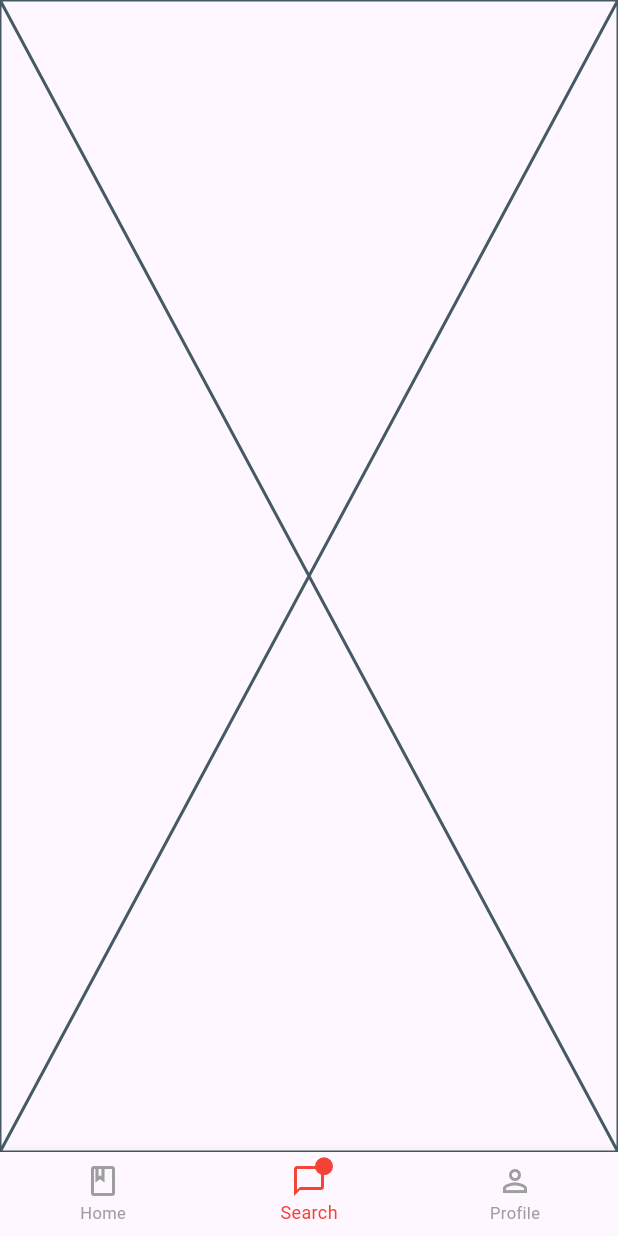
After one commit to ngominhtrungit/flutter_link_nav, a Flutter app: the TabScreen screen opened by its route, item 2 of the bottom bar chosen, on a phone screen of 412 x 824 dp. The commit adds this screen. Run offline on Flutter 3.47's test engine with Material 3 defaults, Android fonts, the phone set to English and light mode, and no system bars; our stand-ins replace app_links; statements that could not run were skipped.

Commit message:
feat: add example tab multiple screen

```diff
--- a/example/lib/app_routes.dart
+++ b/example/lib/app_routes.dart
@@ -1,20 +1,24 @@
+import 'package:example/case_multiple_tab_screen/tab_screen.dart';
 import 'package:flutter/material.dart';
 import 'package:flutter_link_nav/flutter_link_nav.dart';
 
-import 'detail_screen.dart';
-import 'main.dart';
-import 'main_screen.dart';
+import 'case_normal/detail_screen.dart';
+import 'case_normal/main.dart';
+import 'case_normal/main_screen.dart';
 
 class ExampleAppRoutes extends AppRoutes {
   static const String mainScreen = MainScreen.routeName;
   static const String detailScreen = DetailScreen.routeName;
+
+  static const String tabScreen = TabScreen.routeName;
+  static const String another = AnotherScreen.routeName;
 
   @override
   Map<String, RouteConfig> get routes => {
     mainScreen: RouteConfig(
       widgetRegister: (queryParams) => const MainScreen(),
     ),
-    detailScreen: RouteConfig(
+    '$mainScreen/$detailScreen': RouteConfig(
       widgetRegister: (queryParams) => const DetailScreen(),
     ),
     'sheet': RouteConfig(
@@ -34,5 +38,15 @@ class ExampleAppRoutes extends AppRoutes {
         );
       },
     ),
+    tabScreen: RouteConfig(
+      widgetRegister: (queryParams) =>
+          TabScreen(route: queryParams != null ? queryParams['tab'] : null),
+    ),
+    another: RouteConfig(
+      widgetRegister: (queryParams) => const AnotherScreen(),
+    ),
   };
+
+  @override
+  Set<String>? get tabBasedRoutes => {tabScreen};
 }
--- /dev/null
+++ b/example/lib/case_multiple_tab_screen/tab_screen.dart
@@ -0,0 +1,222 @@
+import 'package:flutter/material.dart';
+import 'package:flutter_link_nav/flutter_link_nav.dart';
+import '../app_routes.dart';
+import '../case_normal/main.dart';
+
+void main() {
+  ExampleAppRoutes().registerRoutes();
+  runApp(const MyApp());
+}
+
+class MyApp extends StatelessWidget {
+  const MyApp({super.key});
+
+  @override
+  Widget build(BuildContext context) {
+    return MaterialApp(
+      navigatorKey: globalNavigatorKey,
+      initialRoute: ExampleAppRoutes.tabScreen,
+      onGenerateRoute: AppRoutes.generateRoute,
+    );
+  }
+}
+
+class TabScreen extends StatefulWidget {
+  static const String routeName = 'main';
+
+  const TabScreen({super.key, this.route});
+
+  final String? route;
+
+  @override
+  State<TabScreen> createState() => _TabScreenState();
+}
+
+class _TabScreenState extends State<TabScreen> {
+  int _selectedIndexBottomNav = 0;
+  List<BottomNavItemData>? _bottomNavItems;
+
+  final List<Widget> _pages = [
+    Center(child: Text('home page')),
+    SearchPage(),
+    ProfileScreen(),
+  ];
+
+  // Make this method public so extension can access it
+  int getTabIndexBottomNavFromRoute(String? tabRoute) {
+    const routeMap = {SearchPage.routeName: 1, ProfileScreen.routeName: 2};
+    return routeMap[tabRoute] ?? 0;
+  }
+
+  // Make getter public so extension can access current tab index
+  int get selectedIndexBottomNav => _selectedIndexBottomNav;
+
+  // Make setter public so extension can update tab index
+  void updateTabIndex(int newIndex) {
+    setState(() {
+      _selectedIndexBottomNav = newIndex;
+    });
+  }
+
+  @override
+  void initState() {
+    super.initState();
+
+    _selectedIndexBottomNav = getTabIndexBottomNavFromRoute(widget.route);
+    DeepLinkHandler().init(
+      context,
+      customHandler: (context, uri) => context.handleNavigationOnTab(
+        uri,
+        config: TabNavigationConfig(
+          getTabIndex: getTabIndexBottomNavFromRoute,
+          currentTabIndex: _selectedIndexBottomNav,
+          updateTabIndex: (newIndex) {
+            setState(() {
+              _selectedIndexBottomNav = newIndex;
+            });
+          },
+        ),
+      ),
+    );
+
+    _bottomNavItems = <BottomNavItemData>[
+      BottomNavItemData(icon: Icons.book_outlined, label: 'Home'),
+      BottomNavItemData(
+        icon: Icons.chat_bubble_outline,
+        label: 'Search',
+        hasNotification: true,
+      ),
+      BottomNavItemData(icon: Icons.person_outline, label: 'Profile'),
+    ];
+  }
+
+  @override
+  Widget build(BuildContext context) {
+    return Scaffold(
+      body: IndexedStack(index: _selectedIndexBottomNav, children: _pages),
+      bottomNavigationBar: _buildBottomNavigationBar(),
+    );
+  }
+
+  Widget _buildBottomNavigationBar() {
+    return BottomNavigationBar(
+      currentIndex: _selectedIndexBottomNav,
+      onTap: (int index) {
+        setState(() {
+          _selectedIndexBottomNav = index;
+        });
+      },
+      type: BottomNavigationBarType.fixed,
+      selectedItemColor: Colors.red,
+      unselectedItemColor: Colors.grey,
+      selectedLabelStyle: const TextStyle(fontSize: 12.0),
+      unselectedLabelStyle: const TextStyle(fontSize: 11.0),
+      items:
+          _bottomNavItems?.map<BottomNavigationBarItem>((
+            BottomNavItemData item,
+          ) {
+            return BottomNavigationBarItem(
+              icon: Stack(
+                clipBehavior: Clip.none,
+                children: <Widget>[
+                  Icon(item.icon),
+                  if (item.hasNotification)
+                    Positioned(
+                      right: -4,
+                      top: -4,
+                      child: Container(
+                        padding: const EdgeInsets.all(2),
+                        decoration: BoxDecoration(
+                          color: Colors.red,
+                          borderRadius: BorderRadius.circular(6),
+                        ),
+                        constraints: const BoxConstraints(
+                          minWidth: 12,
+                          minHeight: 12,
+                        ),
+                        child: const SizedBox.shrink(),
+                      ),
+                    ),
+                ],
+              ),
+              label: item.label,
+            );
+          }).toList() ??
+          [],
+    );
+  }
+}
+
+class BottomNavItemData {
+  final IconData icon;
+  final String label;
+  final bool hasNotification;
+
+  BottomNavItemData({
+    required this.icon,
+    required this.label,
+    this.hasNotification = false,
+  });
+}
+
+class SearchPage extends StatelessWidget {
+  static const String routeName = 'search';
+
+  const SearchPage({super.key});
+
+  @override
+  Widget build(BuildContext context) {
+    return const Placeholder();
+  }
+}
+
+class ProfileScreen extends StatelessWidget {
+  static const String routeName = 'profile';
+
+  const ProfileScreen({super.key});
+
+  @override
+  Widget build(BuildContext context) {
+    return Center(child: Text('Profile screen'));
+  }
+}
+
+class AnotherScreen extends StatelessWidget {
+  static const String routeName = 'another';
+  const AnotherScreen({super.key});
+
+  @override
+  Widget build(BuildContext context) {
+    return Scaffold(
+      appBar: AppBar(title: const Text('Another Screen')),
+      body: Center(
+        child: Column(
+          mainAxisAlignment: MainAxisAlignment.center,
+          children: [
+            const Text(
+              'This is another screen.',
+              style: TextStyle(fontSize: 24),
+            ),
+            const SizedBox(height: 20),
+            ElevatedButton(
+              onPressed: () {
+                Navigator.pushNamed(context, ExampleAppRoutes.detailScreen);
+              },
+              child: const Text('Go to Detail Screen'),
+            ),
+            ElevatedButton(
+              onPressed: () {
+                AppRoutes.executeRouteAction(
+                  'sheet',
+                  arguments: {'label': 'Action executed from button'},
+                );
+                // Navigator.pushNamed(context, 'sheet', arguments:{'label': 'Action executed from button'}  );
+              },
+              child: const Text('Show Sheet (Action)'),
+            ),
+          ],
+        ),
+      ),
+    );
+  }
+}
--- a/example/lib/main.dart
+++ b/example/lib/case_normal/main.dart
@@ -1,6 +1,6 @@
 import 'package:flutter/material.dart';
 import 'package:flutter_link_nav/flutter_link_nav.dart';
-import 'app_routes.dart';
+import '../app_routes.dart';
 
 final globalNavigatorKey = GlobalObjectKey<NavigatorState>('nav');
 void main() {
--- a/lib/src/route/app_routes.dart
+++ b/lib/src/route/app_routes.dart
@@ -2,12 +2,43 @@ import 'package:flutter/material.dart';
 import 'route_registry.dart';
 
 abstract class AppRoutes {
+  // Global instance to store the current AppRoutes implementation
+  static AppRoutes? _instance;
+
+  // Getter to access the global instance
+  static AppRoutes? get instance => _instance;
+
+  // Method to set the global instance
+  static void setInstance(AppRoutes appRoutes) {
+    _instance = appRoutes;
+  }
+
   ///
   /// This place contains all the routes used in the application.
   ///
   Map<String, RouteConfig> get routes;
 
+  ///
+  /// This set contains routes that are based on tab navigation.
+  /// example: main screen contains 3 tabs screen: home, search, profile
+  ///
+  /// mapping with each tab screen <=> tab route
+  /// Case 1: example.vn://main?tab=search → Navigate to search tab
+  /// Case 2: example.vn://main?tab=profile → Navigate to profile tab
+  /// Case 3: example.vn://main → Reset to index 0
+  ///
+  Set<String>? get tabBasedRoutes;
+
+  bool isTabBasedRoute(String? route) {
+    return route != null &&
+        tabBasedRoutes != null &&
+        (tabBasedRoutes?.contains(route) ?? false);
+  }
+
   void registerRoutes() {
+    // Set this instance as the global instance when registering routes
+    AppRoutes.setInstance(this);
+
     routes.forEach((routeName, config) {
       RouteRegistry.registerRoute(
         routeName,
--- a/lib/src/utils/uri_ext.dart
+++ b/lib/src/utils/uri_ext.dart
@@ -21,7 +21,7 @@ extension UriParser on Uri {
       path = '';
     }
 
-    Map<String, String> queryParams = queryParameters;
+    final Map<String, String> queryParams = queryParameters;
 
     return (deeplink: path, parameters: queryParams);
   }
--- a/lib/src/utils/utils.dart
+++ b/lib/src/utils/utils.dart
@@ -1 +1,2 @@
+export 'navigation_extension.dart';
 export 'uri_ext.dart';
--- a/pubspec.yaml
+++ b/pubspec.yaml
@@ -5,7 +5,7 @@ repository: https://github.com/ngominhtrungit/flutter_link_nav
 issue_tracker: https://github.com/ngominhtrungit/flutter_link_nav/issues
 topics: [deeplink, navigator, universal-links]
 
-version: 3.0.0
+version: 3.0.1
 
 environment:
   sdk: '>=3.4.4 <4.0.0'
```
Also changed, not shown: analysis_options.yaml (+9 -1 lines), lib/src/utils/navigation_extension.dart (added, +105 -0 lines), example/lib/case_normal/detail_screen.dart (renamed from example/lib/detail_screen.dart), example/lib/case_normal/main_screen.dart (renamed from example/lib/main_screen.dart), 6 other files.
